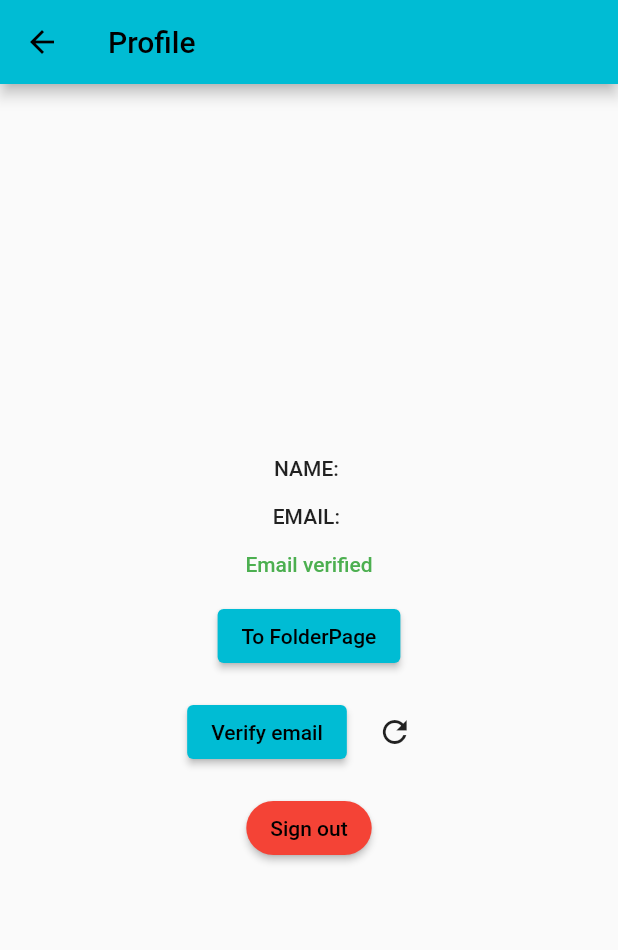
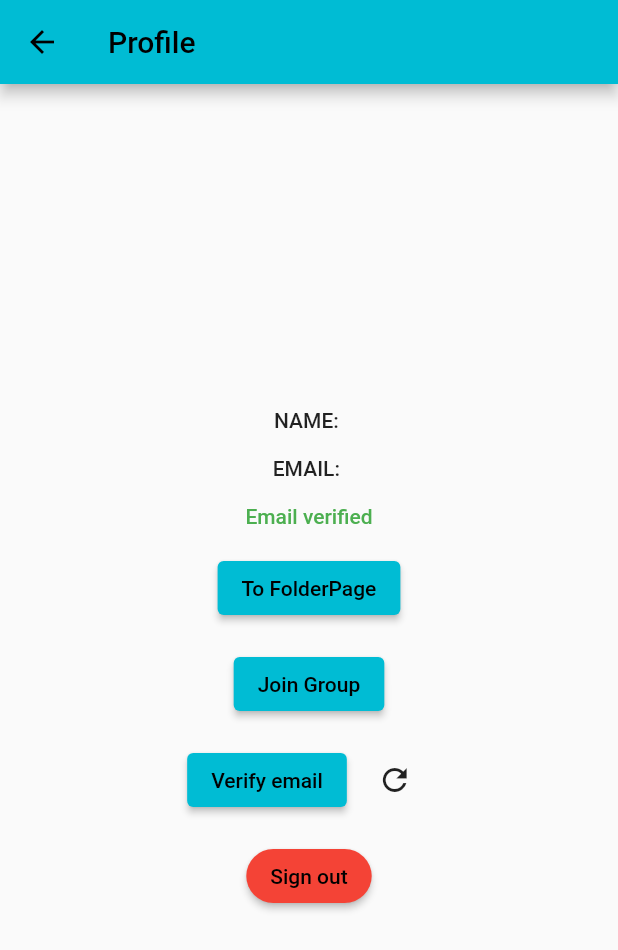
Before and after one commit to nicholasjdc/quotealine_holy, a Flutter app: the ProfilePage screen opened directly with empty values, after a tap on "Sign out", on a phone screen of 412 x 824 dp. Shown: the top 950 px of the screen. Run offline on Flutter 3.47's test engine with Material 2 defaults, Android fonts, the light colour scheme and no system bars; our stand-ins replace cloud_firestore, firebase_auth, firebase_core; accounts and stored records are empty; network calls fail.

Commit message:
new stuff

```diff
--- a/lib/screens/folder_page.dart
+++ b/lib/screens/folder_page.dart
@@ -103,6 +103,7 @@ class _PostListState extends State<PostList> {
       'folderContents': initContents,
       'memberUserIDs': [creatorID],
       'adminIDs': [creatorID],
+      'dateCreated': Timestamp.now(),
     });
     DocumentReference newFolderRef = await FirebaseFirestore.instance
         .collection(routeToFolderCollection)
--- a/lib/screens/profile_page.dart
+++ b/lib/screens/profile_page.dart
@@ -70,6 +70,16 @@ class _ProfilePageState extends State<ProfilePage> {
                     },
                 child: const Text('To FolderPage')),
             const SizedBox(height: 16.0),
+            ElevatedButton(
+                onPressed: () => {
+                      Navigator.of(context).push(
+                        MaterialPageRoute(
+                          builder: (context) => FolderPage(_currentUser),
+                        ),
+                      )
+                    },
+                child: const Text('Join Group')),
+            const SizedBox(height: 16.0),
             _isSendingVerification
                 ? const CircularProgressIndicator()
                 : Row(
```
Also changed, not shown: lib/screens/quote_page.dart (+4 -41 lines), lib/utils/fire_auth.dart (+8 -3 lines), 1 other file.
